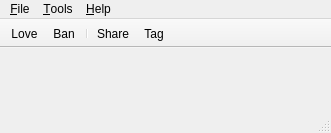
Before: the Qt Designer form src/app/scrobbler/MainWindow.ui in dougma/lastfm-desktop, drawn with Qt 5.
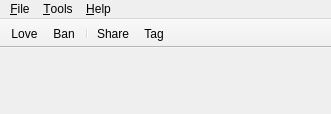
After: the same form once the commit is applied. Icons and pictures are not drawn.

```diff
--- a/src/app/scrobbler/MainWindow.ui
+++ b/src/app/scrobbler/MainWindow.ui
@@ -6,7 +6,7 @@
     <x>0</x>
     <y>0</y>
     <width>331</width>
-    <height>133</height>
+    <height>114</height>
    </rect>
   </property>
   <property name="windowTitle" >
@@ -62,7 +62,6 @@
    <addaction name="menuTools" />
    <addaction name="menuHelp" />
   </widget>
-  <widget class="QStatusBar" name="statusbar" />
   <widget class="QToolBar" name="toolbar" >
    <property name="windowTitle" >
     <string/>
```
